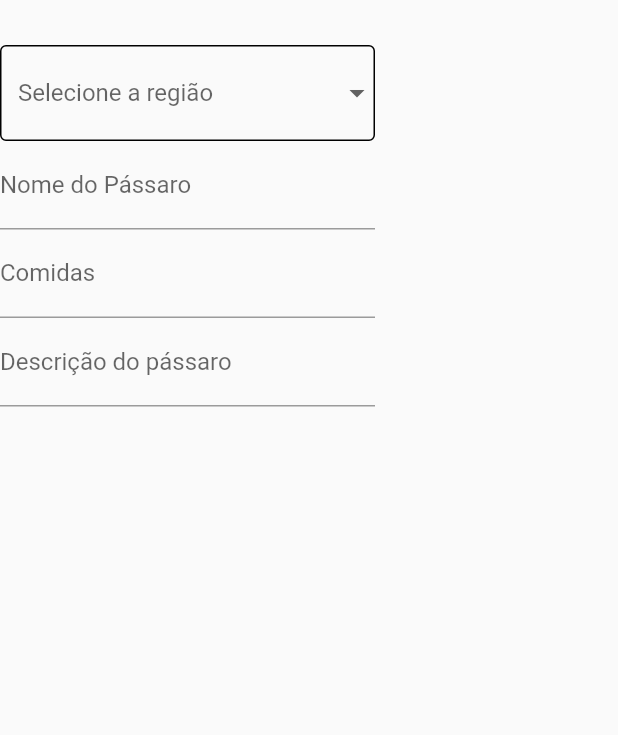
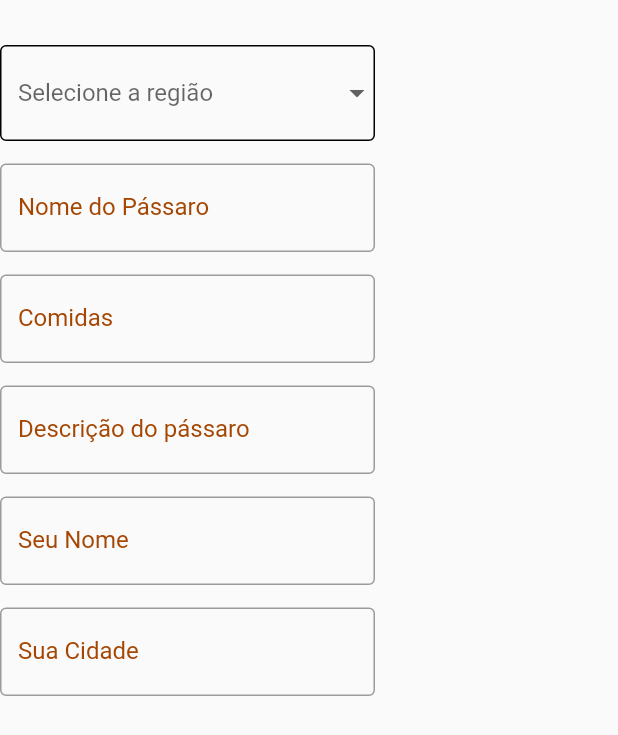
Before and after one commit to lyra-solfieri/PetsGaranhuns, a Flutter app: the CadastroForm widget shown alone on an empty page, opened directly, on a phone screen of 412 x 824 dp. Shown: the top 735 px of the screen. Run offline on Flutter 3.47's test engine with Material 2 defaults, Android fonts, the light colour scheme and no system bars; our stand-ins replace firebase_core, google_fonts, image_picker; accounts and stored records are empty; generated files the repository leaves out were written again; network calls fail; Roboto replaces fonts that are missing (Acme).

Commit message:
layout cadastro

```diff
--- a/lib/screens/cadastro/widget/cadastro_form.dart
+++ b/lib/screens/cadastro/widget/cadastro_form.dart
@@ -1,4 +1,5 @@
 import 'package:flutter/material.dart';
+import 'package:google_fonts/google_fonts.dart';
 
 class CadastroForm extends StatefulWidget {
   const CadastroForm({super.key});
@@ -10,11 +11,15 @@ class CadastroForm extends StatefulWidget {
 class _CadastroFormState extends State<CadastroForm> {
   @override
   Widget build(BuildContext context) {
-    List<String> regions = ['Region 1', 'Region 2', 'Region 3', 'sertão'];
+    List<String> regions = ['Meio-Norte', 'Sertão', 'Agreste', 'Zona da Mata'];
     String? selectedRegion;
 
-    TextEditingController _foodController = TextEditingController();
-    TextEditingController _descriptionController = TextEditingController();
+    const space = SizedBox(height: 15);
+    TextEditingController foodController = TextEditingController();
+    TextEditingController descriptionController = TextEditingController();
+    TextEditingController namePassaroController = TextEditingController();
+    TextEditingController namePessoaController = TextEditingController();
+    TextEditingController cidadePessoaController = TextEditingController();
 
     return SizedBox(
       width: 250,
@@ -27,7 +32,6 @@ class _CadastroFormState extends State<CadastroForm> {
                   const SizedBox(
                     height: 30,
                   ),
-
                   DropdownButtonFormField(
                     hint: const Text('Selecione a região'),
                     decoration: const InputDecoration(
@@ -56,18 +60,115 @@ class _CadastroFormState extends State<CadastroForm> {
                       });
                     },
                   ),
-
-                  //
+                  space,
                   TextFormField(
-                    decoration:
-                        const InputDecoration(labelText: 'Nome do Pássaro'),
+                    controller: namePassaroController,
+                    decoration: InputDecoration(
+                      labelText: 'Nome do Pássaro',
+                      labelStyle: GoogleFonts.acme(
+                        color: const Color.fromRGBO(165, 70, 2, 1),
+                      ),
+                      border: const OutlineInputBorder(),
+                      focusedBorder: const OutlineInputBorder(
+                        borderSide: BorderSide(
+                          color: Colors.black,
+                        ),
+                      ),
+                    ),
+                    validator: (value) {
+                      if (value!.isEmpty) {
+                        return "Digite o nome do Pássaro";
+                      }
+                      return null;
+                    },
                   ),
+                  space,
                   TextFormField(
-                    decoration: const InputDecoration(labelText: 'Comidas'),
+                    controller: foodController,
+                    decoration: InputDecoration(
+                      labelText: 'Comidas',
+                      labelStyle: GoogleFonts.acme(
+                        color: const Color.fromRGBO(165, 70, 2, 1),
+                      ),
+                      border: const OutlineInputBorder(),
+                      focusedBorder: const OutlineInputBorder(
+                        borderSide: BorderSide(
+                          color: Colors.black,
+                        ),
+                      ),
+                    ),
+                    validator: (value) {
+                      if (value!.isEmpty) {
+                        return "Digite pelo menos uma comida do pássaro";
+                      }
+                      return null;
+                    },
                   ),
+                  space,
                   TextFormField(
-                    decoration: const InputDecoration(
-                        labelText: 'Descrição do pássaro'),
+                    controller: descriptionController,
+                    decoration: InputDecoration(
+                      labelText: 'Descrição do pássaro',
+                      labelStyle: GoogleFonts.acme(
+                        color: const Color.fromRGBO(165, 70, 2, 1),
+                      ),
+                      border: const OutlineInputBorder(),
+                      focusedBorder: const OutlineInputBorder(
+                        borderSide: BorderSide(
+                          color: Colors.black,
+                        ),
+                      ),
+                    ),
+                    validator: (value) {
+                      if (value!.isEmpty) {
+                        return "";
+                      }
+                      return null;
+                    },
+                  ),
+                  space,
+                  TextFormField(
+                    controller: namePessoaController,
+                    decoration: InputDecoration(
+                      labelText: 'Seu Nome',
+                      labelStyle: GoogleFonts.acme(
+                        color: const Color.fromRGBO(165, 70, 2, 1),
+                      ),
+                      border: const OutlineInputBorder(),
+                      focusedBorder: const OutlineInputBorder(
+                        borderSide: BorderSide(
+                          color: Colors.black,
+                        ),
+                      ),
+                    ),
+                    validator: (value) {
+                      if (value!.isEmpty) {
+                        return "Digite seu nome";
+                      }
+                      return null;
+                    },
+                  ),
+                  space,
+                  TextFormField(
+                    controller: cidadePessoaController,
+                    decoration: InputDecoration(
+                      labelText: 'Sua Cidade',
+                      labelStyle: GoogleFonts.acme(
+                        color: const Color.fromRGBO(165, 70, 2, 1),
+                      ),
+                      border: const OutlineInputBorder(),
+                      focusedBorder: const OutlineInputBorder(
+                        borderSide: BorderSide(
+                          color: Colors.black,
+                        ),
+                      ),
+                    ),
+                    validator: (value) {
+                      if (value!.isEmpty) {
+                        return "Digite sua cidade";
+                      }
+                      return null;
+                    },
                   ),
                 ],
               ),
--- a/pubspec.yaml
+++ b/pubspec.yaml
@@ -15,6 +15,7 @@ dependencies:
   cupertino_icons: ^1.0.2
   image_picker: ^0.8.6
   firebase_core: ^2.4.1
+  google_fonts: ^3.0.1
 
 dev_dependencies:
   flutter_test:
```
Also changed, not shown: lib/screens/cadastro/cadastrar_passaro.dart (+8 -0 lines), lib/screens/cadastro/widget/cadastro_image.dart (+11 -1 lines).
